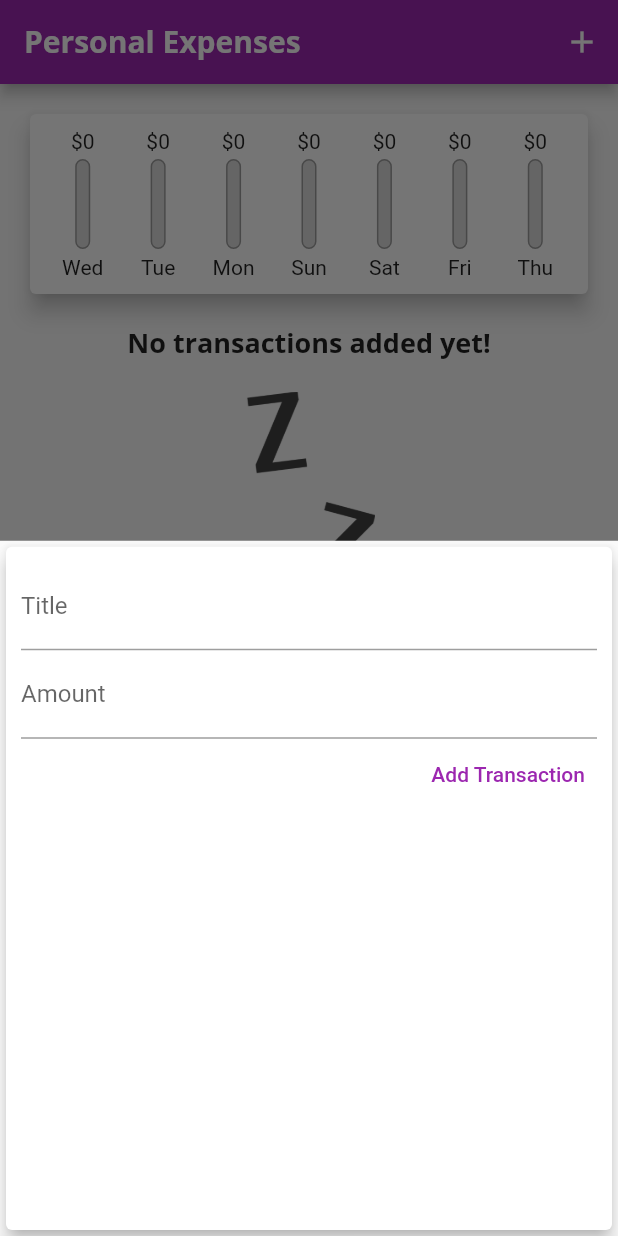
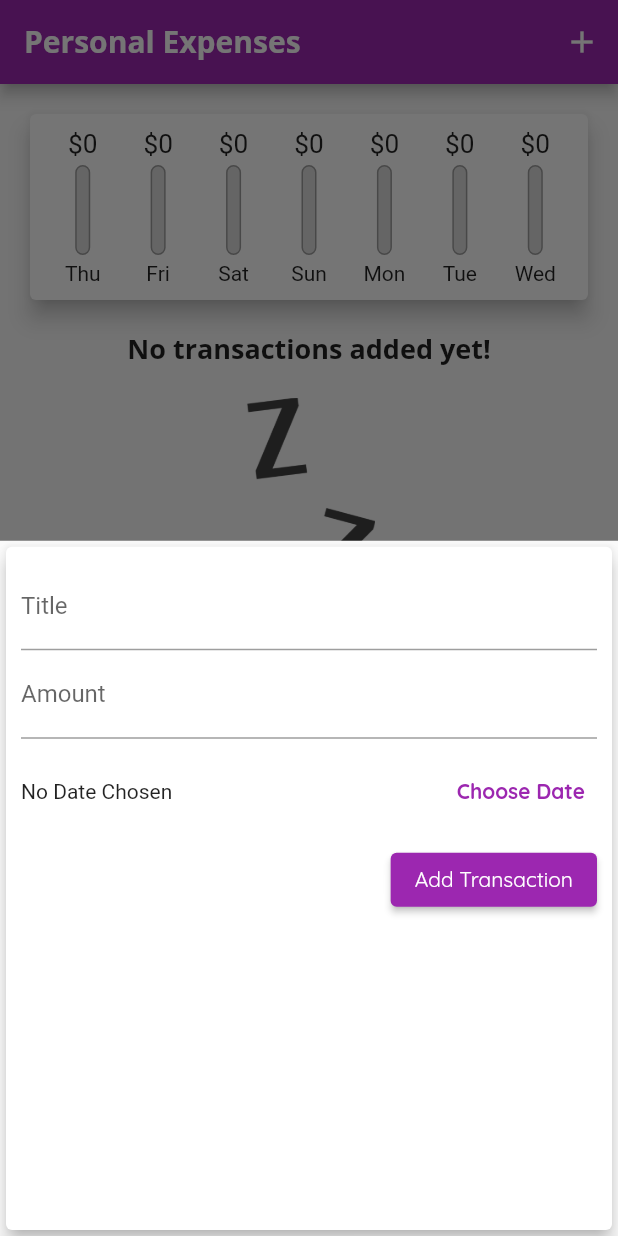
Before and after one commit to aptx113/personal_expenses_app, a Flutter app: the screen it shows after launch, after a tap on the "add" icon, on a phone screen of 412 x 824 dp. Run offline on Flutter 3.47's test engine with Material 2 defaults, Android fonts, the phone set to English and light mode, and no system bars.

Commit message:
Finish DatePicker

```diff
--- a/lib/main.dart
+++ b/lib/main.dart
@@ -23,7 +23,8 @@ class MyApp extends StatelessWidget {
                 headline6: TextStyle(
                     fontFamily: 'OpenSans',
                     fontSize: 18,
-                    fontWeight: FontWeight.bold)),
+                    fontWeight: FontWeight.bold),
+                button: TextStyle(color: Colors.white)),
             appBarTheme: AppBarTheme(
                 titleTextStyle: TextStyle(
                     fontFamily: 'OpenSans',
@@ -56,11 +57,11 @@ class _MyHomePageState extends State<MyHomePage> {
           (tx) => tx.date.isAfter(DateTime.now().subtract(Duration(days: 7))))
       .toList();
 
-  void _addNewTransaction(String title, double amount) {
+  void _addNewTransaction(String title, double amount,DateTime chosenDate) {
     final newTransaction = Transaction(
         title: title,
         amount: amount,
-        date: DateTime.now(),
+        date: chosenDate,
         id: DateTime.now().toString());
 
     setState(() {
--- a/lib/widgets/chart.dart
+++ b/lib/widgets/chart.dart
@@ -24,7 +24,7 @@ class Chart extends StatelessWidget {
       }
 
       return {'day': DateFormat.E().format(weekDay), "amount": totalSum};
-    });
+    }).reversed.toList();
   }
 
   double get totalSpending => groupedTransactionValues.fold(
--- a/lib/widgets/chart_bar.dart
+++ b/lib/widgets/chart_bar.dart
@@ -15,7 +15,10 @@ class ChartBar extends StatelessWidget {
   @override
   Widget build(BuildContext context) {
     return Column(children: [
-      FittedBox(child: Text('\$${spendingAmount.toStringAsFixed(0)}')),
+      Container(
+          height: 20,
+          child:
+              FittedBox(child: Text('\$${spendingAmount.toStringAsFixed(0)}'))),
       SizedBox(
         height: 4,
       ),
--- a/lib/widgets/new_transaction.dart
+++ b/lib/widgets/new_transaction.dart
@@ -1,4 +1,5 @@
 import 'package:flutter/material.dart';
+import 'package:intl/intl.dart';
 
 class NewTransaction extends StatefulWidget {
   NewTransaction(
@@ -12,20 +13,39 @@ class NewTransaction extends StatefulWidget {
 }
 
 class _NewTransactionState extends State<NewTransaction> {
-  final amountController = TextEditingController();
+  final _amountController = TextEditingController();
+  DateTime? _selectedDate;
+  final _titleController = TextEditingController();
 
-  final titleController = TextEditingController();
+  void _sumitData() {
+    if (_amountController.text.isEmpty) {
+      return;
+    }
+    final enteredTitle = _titleController.text;
+    final enteredAmount = double.parse(_amountController.text);
 
-  void sumitData() {
-    final enteredTitle = titleController.text;
-    final enteredAmount = double.parse(amountController.text);
-
-    if (enteredTitle.isEmpty || enteredAmount <= 0) {
+    if (enteredTitle.isEmpty || enteredAmount <= 0 || _selectedDate == null) {
       return;
     }
 
-    widget.onSumit(enteredTitle, enteredAmount);
+    widget.onSumit(enteredTitle, enteredAmount, _selectedDate);
     Navigator.of(context).pop();
+  }
+
+  void _presentdatePicker() {
+    showDatePicker(
+            context: context,
+            initialDate: DateTime.now(),
+            firstDate: DateTime(2022),
+            lastDate: DateTime.now())
+        .then((pickedDate) {
+      if (pickedDate == null) {
+        return;
+      }
+      setState(() {
+        _selectedDate = pickedDate;
+      });
+    });
   }
 
   @override
@@ -39,19 +59,41 @@ class _NewTransactionState extends State<NewTransaction> {
           children: <Widget>[
             TextField(
               decoration: const InputDecoration(labelText: 'Title'),
-              controller: titleController,
+              controller: _titleController,
               keyboardType: TextInputType.text,
             ),
             TextField(
               decoration: const InputDecoration(labelText: 'Amount'),
-              controller: amountController,
+              controller: _amountController,
               keyboardType: TextInputType.number,
-              onSubmitted: (_) => sumitData(),
+              onSubmitted: (_) => _sumitData(),
             ),
-            TextButton(
-              onPressed: sumitData,
+            Container(
+              height: 70,
+              child: Row(
+                children: <Widget>[
+                  Expanded(
+                    child: Text(_selectedDate == null
+                        ? 'No Date Chosen'
+                        : 'Picked Date: ${DateFormat.yMd().format(_selectedDate!)}'),
+                  ),
+                  TextButton(
+                    style: TextButton.styleFrom(
+                        primary: Theme.of(context).primaryColor),
+                    child: Text(
+                      'Choose Date',
+                      style: TextStyle(fontWeight: FontWeight.bold),
+                    ),
+                    onPressed: _presentdatePicker,
+                  ),
+                ],
+              ),
+            ),
+            ElevatedButton(
+              onPressed: _sumitData,
               child: const Text('Add Transaction'),
-              style: TextButton.styleFrom(primary: Colors.purple),
+              style: TextButton.styleFrom(
+                  textStyle: Theme.of(context).textTheme.button),
             )
           ],
         ),
```
